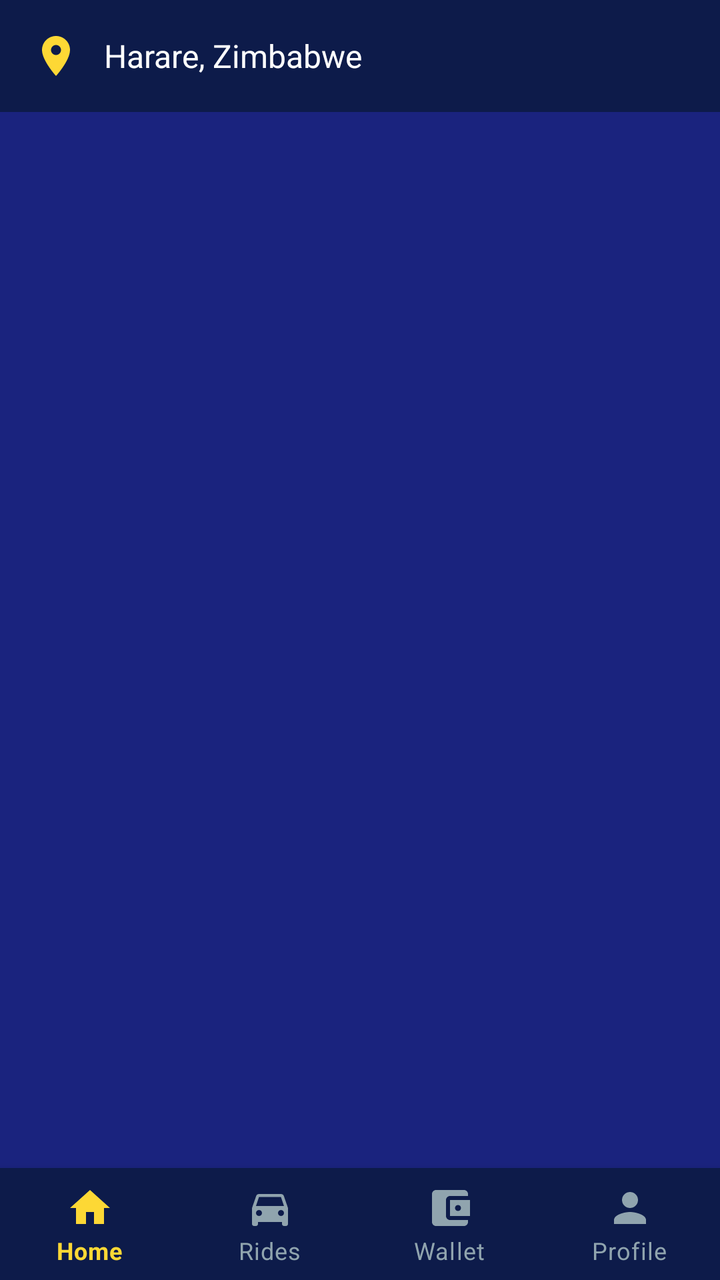
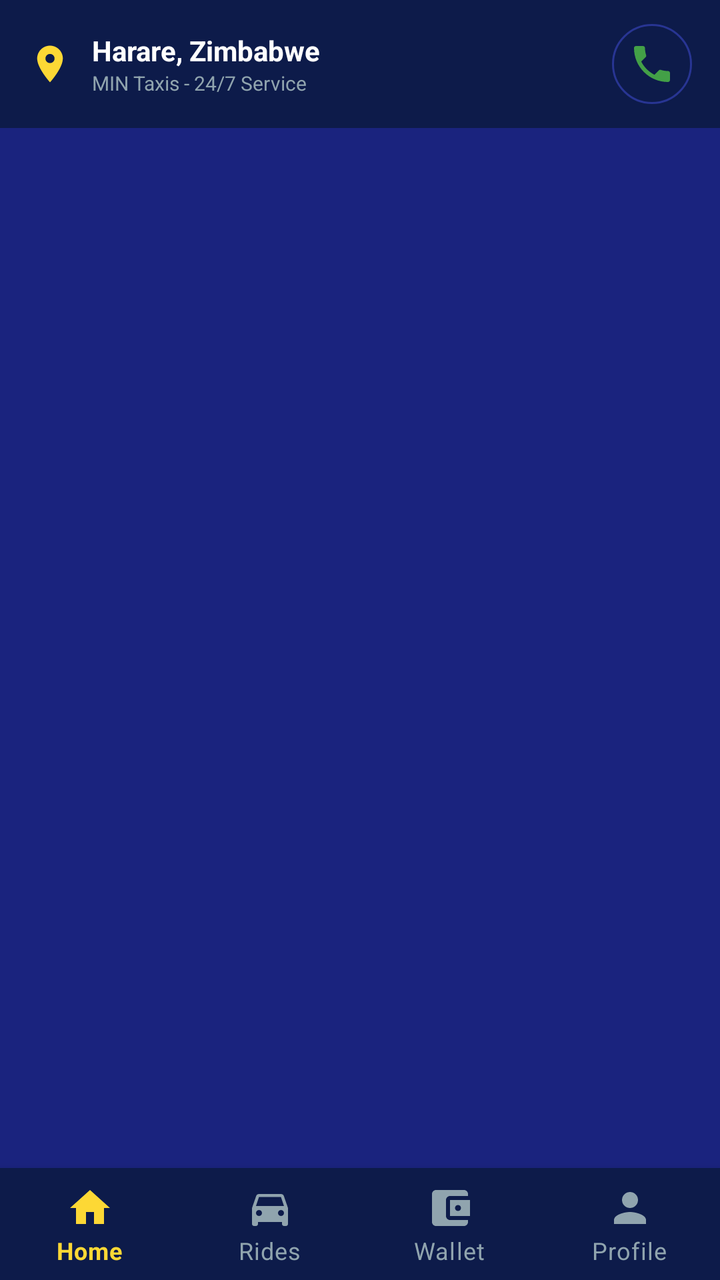

The first picture is an Android layout as it rendered before a commit; the second is the same layout after the commit. The layout source and the unified diff follow.
<!-- AndroidManifest.xml: activity theme Theme.MinTaxis -->
<!-- res/layout/activity_main.xml -->
<?xml version="1.0" encoding="utf-8"?>
<androidx.constraintlayout.widget.ConstraintLayout 
    xmlns:android="http://schemas.android.com/apk/res/android"
    xmlns:app="http://schemas.android.com/apk/res-auto"
    android:layout_width="match_parent"
    android:layout_height="match_parent"
    android:background="@color/mintaxis_navy">

    
    <LinearLayout
        android:id="@+id/headerLayout"
        android:layout_width="0dp"
        android:layout_height="wrap_content"
        android:orientation="horizontal"
        android:gravity="center_vertical"
        android:background="@color/mintaxis_navy_dark"
        android:paddingHorizontal="16dp"
        android:paddingVertical="16dp"
        app:layout_constraintEnd_toEndOf="parent"
        app:layout_constraintStart_toStartOf="parent"
        app:layout_constraintTop_toTopOf="parent">

        <ImageView
            android:layout_width="24dp"
            android:layout_height="24dp"
            android:src="@drawable/ic_location"
            android:tint="@color/mintaxis_yellow" />

        <TextView
            android:layout_width="0dp"
            android:layout_height="wrap_content"
            android:layout_weight="1"
            android:text="Harare, Zimbabwe"
            android:textColor="@color/mintaxis_text_primary"
            android:textSize="16sp"
            android:layout_marginStart="12dp" />

    </LinearLayout>

    
    <FrameLayout
        android:id="@+id/fragmentContainer"
        android:layout_width="0dp"
        android:layout_height="0dp"
        app:layout_constraintBottom_toTopOf="@id/bottomNavigation"
        app:layout_constraintEnd_toEndOf="parent"
        app:layout_constraintStart_toStartOf="parent"
        app:layout_constraintTop_toBottomOf="@id/headerLayout" />

    
    <com.google.android.material.bottomnavigation.BottomNavigationView
        android:id="@+id/bottomNavigation"
        android:layout_width="0dp"
        android:layout_height="wrap_content"
        android:background="@color/mintaxis_navy_dark"
        app:itemIconTint="@color/bottom_nav_colors"
        app:itemTextColor="@color/bottom_nav_colors"
        app:labelVisibilityMode="labeled"
        app:menu="@menu/bottom_nav_menu"
        app:layout_constraintBottom_toBottomOf="parent"
        app:layout_constraintEnd_toEndOf="parent"
        app:layout_constraintStart_toStartOf="parent" />

</androidx.constraintlayout.widget.ConstraintLayout>
<!-- resources referenced by this layout -->
<resources>
  <color name="mintaxis_navy">#1A237E</color>
  <color name="mintaxis_navy_dark">#0D1B4A</color>
  <color name="mintaxis_text_primary">#FFFFFF</color>
  <color name="mintaxis_yellow">#FDD835</color>
  <!-- drawable ic_location (drawable) -->
  <vector xmlns:android="http://schemas.android.com/apk/res/android"
      android:width="24dp"
      android:height="24dp"
      android:viewportWidth="24"
      android:viewportHeight="24">
      <path
          android:fillColor="#FFFFFF"
          android:pathData="M12,2C8.13,2 5,5.13 5,9c0,5.25 7,13 7,13s7,-7.75 7,-13c0,-3.87 -3.13,-7 -7,-7zM12,11.5c-1.38,0 -2.5,-1.12 -2.5,-2.5s1.12,-2.5 2.5,-2.5 2.5,1.12 2.5,2.5 -1.12,2.5 -2.5,2.5z"/>
  </vector>
  <style name="Theme.MinTaxis" parent="Theme.MaterialComponents.DayNight.NoActionBar">
          
          <item name="colorPrimary">@color/mintaxis_navy</item>
          <item name="colorPrimaryDark">@color/mintaxis_navy_dark</item>
          <item name="colorAccent">@color/mintaxis_yellow</item>
          
          
          <item name="android:windowBackground">@color/mintaxis_background</item>
          <item name="android:statusBarColor">@color/mintaxis_navy_dark</item>
          <item name="android:navigationBarColor">@color/mintaxis_navy_dark</item>
          
          
          <item name="android:textColorPrimary">@color/mintaxis_text_primary</item>
          <item name="android:textColorSecondary">@color/mintaxis_text_secondary</item>
          
          
          <item name="colorButtonNormal">@color/mintaxis_yellow</item>
          <item name="colorControlNormal">@color/mintaxis_text_secondary</item>
          <item name="colorControlActivated">@color/mintaxis_yellow</item>
      </style>
  <color name="mintaxis_background">#1A237E</color>
  <color name="mintaxis_text_secondary">#CFD8DC</color>
</resources>

<!-- the commit's change to res/layout/activity_main.xml (unified diff, before → after) -->
@@ -14,26 +14,52 @@
         android:orientation="horizontal"
         android:gravity="center_vertical"
         android:background="@color/mintaxis_navy_dark"
-        android:paddingHorizontal="16dp"
-        android:paddingVertical="16dp"
+        android:paddingHorizontal="14dp"
+        android:paddingVertical="12dp"
         app:layout_constraintEnd_toEndOf="parent"
         app:layout_constraintStart_toStartOf="parent"
         app:layout_constraintTop_toTopOf="parent">
 
         <ImageView
-            android:layout_width="24dp"
-            android:layout_height="24dp"
+            android:layout_width="22dp"
+            android:layout_height="22dp"
             android:src="@drawable/ic_location"
             android:tint="@color/mintaxis_yellow" />
 
-        <TextView
+        <LinearLayout
             android:layout_width="0dp"
             android:layout_height="wrap_content"
             android:layout_weight="1"
-            android:text="Harare, Zimbabwe"
-            android:textColor="@color/mintaxis_text_primary"
-            android:textSize="16sp"
-            android:layout_marginStart="12dp" />
+            android:orientation="vertical"
+            android:layout_marginStart="10dp">
+
+            <TextView
+                android:layout_width="wrap_content"
+                android:layout_height="wrap_content"
+                android:text="Harare, Zimbabwe"
+                android:textColor="@color/mintaxis_text_primary"
+                android:textSize="14sp"
+                android:textStyle="bold" />
+
+            <TextView
+                android:layout_width="wrap_content"
+                android:layout_height="wrap_content"
+                android:text="MIN Taxis - 24/7 Service"
+                android:textColor="@color/mintaxis_text_muted"
+                android:textSize="10sp" />
+
+        </LinearLayout>
+
+        
+        <ImageButton
+            android:id="@+id/callDispatchButton"
+            android:layout_width="40dp"
+            android:layout_height="40dp"
+            android:background="@drawable/circle_background"
+            android:src="@drawable/ic_phone"
+            android:scaleType="centerInside"
+            android:tint="@color/mintaxis_green"
+            android:contentDescription="@string/call_dispatch" />
 
     </LinearLayout>
 
<!-- resource entries referenced after the edit -->
@@ -1,9 +1,20 @@
 <!-- resources referenced by this layout -->
 <resources>
+  <color name="mintaxis_green">#43A047</color>
   <color name="mintaxis_navy">#1A237E</color>
   <color name="mintaxis_navy_dark">#0D1B4A</color>
+  <color name="mintaxis_text_muted">#90A4AE</color>
   <color name="mintaxis_text_primary">#FFFFFF</color>
   <color name="mintaxis_yellow">#FDD835</color>
+  <!-- drawable circle_background (drawable) -->
+  <?xml version="1.0" encoding="utf-8"?>
+  <shape xmlns:android="http://schemas.android.com/apk/res/android"
+      android:shape="oval">
+      <solid android:color="@color/mintaxis_navy_dark" />
+      <stroke
+          android:width="1dp"
+          android:color="@color/mintaxis_navy_light" />
+  </shape>
   <!-- drawable ic_location (drawable) -->
   <vector xmlns:android="http://schemas.android.com/apk/res/android"
       android:width="24dp"
@@ -14,6 +25,17 @@
           android:fillColor="#FFFFFF"
           android:pathData="M12,2C8.13,2 5,5.13 5,9c0,5.25 7,13 7,13s7,-7.75 7,-13c0,-3.87 -3.13,-7 -7,-7zM12,11.5c-1.38,0 -2.5,-1.12 -2.5,-2.5s1.12,-2.5 2.5,-2.5 2.5,1.12 2.5,2.5 -1.12,2.5 -2.5,2.5z"/>
   </vector>
+  <!-- drawable ic_phone (drawable) -->
+  <vector xmlns:android="http://schemas.android.com/apk/res/android"
+      android:width="24dp"
+      android:height="24dp"
+      android:viewportWidth="24"
+      android:viewportHeight="24">
+      <path
+          android:fillColor="#FFFFFF"
+          android:pathData="M6.62,10.79c1.44,2.83 3.76,5.14 6.59,6.59l2.2,-2.2c0.27,-0.27 0.67,-0.36 1.02,-0.24 1.12,0.37 2.33,0.57 3.57,0.57 0.55,0 1,0.45 1,1V20c0,0.55 -0.45,1 -1,1 -9.39,0 -17,-7.61 -17,-17 0,-0.55 0.45,-1 1,-1h3.5c0.55,0 1,0.45 1,1 0,1.25 0.2,2.45 0.57,3.57 0.11,0.35 0.03,0.74 -0.25,1.02l-2.2,2.2z"/>
+  </vector>
+  <string name="call_dispatch">Call Dispatch</string>
   <style name="Theme.MinTaxis" parent="Theme.MaterialComponents.DayNight.NoActionBar">
           
           <item name="colorPrimary">@color/mintaxis_navy</item>
@@ -34,6 +56,7 @@
           <item name="colorControlNormal">@color/mintaxis_text_secondary</item>
           <item name="colorControlActivated">@color/mintaxis_yellow</item>
       </style>
+  <color name="mintaxis_navy_light">#283593</color>
   <color name="mintaxis_background">#1A237E</color>
   <color name="mintaxis_text_secondary">#CFD8DC</color>
 </resources>
